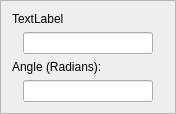
Before: the Qt Designer form code/display/Slicer/SliceSegment.ui in radio-astro/casa, drawn with Qt 5.
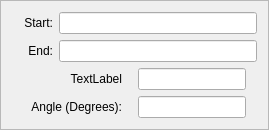
After: the same form once the commit is applied.

Commit message: New Development: No             JIRA Issue: CAS-4884         Ready for Test: Yes      Interface Changes: Yes What Interface Changed: Interface changes to support slice functionality.          Test Programs: List test programs   Put in Release Notes: No              Module(s): Module Names change impacts.            Description: Changes to 1D Slice Functionality suggested by Juergan

```diff
--- a/code/display/Slicer/SliceSegment.ui
+++ b/code/display/Slicer/SliceSegment.ui
@@ -6,8 +6,8 @@
    <rect>
     <x>0</x>
     <y>0</y>
-    <width>176</width>
-    <height>114</height>
+    <width>269</width>
+    <height>129</height>
    </rect>
   </property>
   <property name="minimumSize">
@@ -18,7 +18,7 @@
   </property>
   <property name="maximumSize">
    <size>
-    <width>160</width>
+    <width>300</width>
     <height>16777215</height>
    </size>
   </property>
@@ -36,94 +36,125 @@
   </property>
   <layout class="QVBoxLayout" name="verticalLayout">
    <item>
-    <widget class="QLabel" name="distanceLabel">
-     <property name="text">
-      <string>TextLabel</string>
-     </property>
-    </widget>
-   </item>
-   <item>
-    <layout class="QHBoxLayout" name="horizontalLayout">
-     <item>
-      <spacer name="horizontalSpacer">
-       <property name="orientation">
-        <enum>Qt::Horizontal</enum>
-       </property>
-       <property name="sizeHint" stdset="0">
+    <layout class="QGridLayout" name="gridLayout">
+     <item row="0" column="0">
+      <widget class="QLabel" name="startLabel">
+       <property name="minimumSize">
         <size>
-         <width>13</width>
-         <height>20</height>
+         <width>0</width>
+         <height>0</height>
         </size>
        </property>
-      </spacer>
+       <property name="text">
+        <string>Start:</string>
+       </property>
+       <property name="alignment">
+        <set>Qt::AlignRight|Qt::AlignTrailing|Qt::AlignVCenter</set>
+       </property>
+      </widget>
      </item>
-     <item>
-      <widget class="QLineEdit" name="distanceLineEdit">
+     <item row="0" column="1">
+      <widget class="QLineEdit" name="startLineEdit">
        <property name="sizePolicy">
-        <sizepolicy hsizetype="Fixed" vsizetype="Fixed">
+        <sizepolicy hsizetype="Expanding" vsizetype="Fixed">
          <horstretch>0</horstretch>
          <verstretch>0</verstretch>
         </sizepolicy>
        </property>
+       <property name="toolTip">
+        <string>Starting position of line segment.</string>
+       </property>
+      </widget>
+     </item>
+     <item row="1" column="0">
+      <widget class="QLabel" name="endLabel">
        <property name="minimumSize">
         <size>
-         <width>130</width>
+         <width>41</width>
          <height>0</height>
         </size>
        </property>
-       <property name="readOnly">
-        <bool>true</bool>
+       <property name="text">
+        <string>End:</string>
+       </property>
+       <property name="alignment">
+        <set>Qt::AlignRight|Qt::AlignTrailing|Qt::AlignVCenter</set>
        </property>
       </widget>
      </item>
-     <item>
-      <spacer name="horizontalSpacer_2">
-       <property name="orientation">
-        <enum>Qt::Horizontal</enum>
+     <item row="1" column="1">
+      <widget class="QLineEdit" name="endLineEdit">
+       <property name="sizePolicy">
+        <sizepolicy hsizetype="Expanding" vsizetype="Fixed">
+         <horstretch>130</horstretch>
+         <verstretch>0</verstretch>
+        </sizepolicy>
        </property>
-       <property name="sizeHint" stdset="0">
-        <size>
-         <width>13</width>
-         <height>20</height>
-        </size>
+       <property name="toolTip">
+        <string>Ending position of line segment.</string>
        </property>
-      </spacer>
+      </widget>
      </item>
     </layout>
    </item>
    <item>
-    <widget class="QLabel" name="angleLabel">
-     <property name="text">
-      <string>&lt;font color='black'&gt;Angle (Radians):&lt;/font&gt;</string>
-     </property>
-    </widget>
-   </item>
-   <item>
-    <layout class="QHBoxLayout" name="horizontalLayout_2">
-     <item>
-      <spacer name="horizontalSpacer_3">
-       <property name="orientation">
-        <enum>Qt::Horizontal</enum>
+    <layout class="QGridLayout" name="gridLayout_2">
+     <item row="0" column="0">
+      <widget class="QLabel" name="distanceLabel">
+       <property name="text">
+        <string>TextLabel</string>
        </property>
-       <property name="sizeHint" stdset="0">
+       <property name="alignment">
+        <set>Qt::AlignRight|Qt::AlignTrailing|Qt::AlignVCenter</set>
+       </property>
+      </widget>
+     </item>
+     <item row="0" column="1">
+      <widget class="QLineEdit" name="distanceLineEdit">
+       <property name="sizePolicy">
+        <sizepolicy hsizetype="Fixed" vsizetype="Fixed">
+         <horstretch>0</horstretch>
+         <verstretch>0</verstretch>
+        </sizepolicy>
+       </property>
+       <property name="minimumSize">
         <size>
-         <width>13</width>
-         <height>20</height>
+         <width>50</width>
+         <height>0</height>
         </size>
        </property>
-      </spacer>
+       <property name="readOnly">
+        <bool>true</bool>
+       </property>
+      </widget>
      </item>
-     <item>
+     <item row="1" column="0">
+      <widget class="QLabel" name="angleLabel">
+       <property name="maximumSize">
+        <size>
+         <width>100</width>
+         <height>16777215</height>
+        </size>
+       </property>
+       <property name="text">
+        <string>&lt;font color='black'&gt;Angle (Degrees):&lt;/font&gt;</string>
+       </property>
+       <property name="alignment">
+        <set>Qt::AlignRight|Qt::AlignTrailing|Qt::AlignVCenter</set>
+       </property>
+      </widget>
+     </item>
+     <item row="1" column="1">
       <widget class="QLineEdit" name="angleLineEdit">
        <property name="sizePolicy">
         <sizepolicy hsizetype="Fixed" vsizetype="Fixed">
-         <horstretch>0</horstretch>
+         <horstretch>130</horstretch>
          <verstretch>0</verstretch>
         </sizepolicy>
        </property>
        <property name="minimumSize">
         <size>
-         <width>130</width>
+         <width>50</width>
          <height>0</height>
         </size>
        </property>
@@ -135,19 +166,6 @@
        </property>
       </widget>
      </item>
-     <item>
-      <spacer name="horizontalSpacer_4">
-       <property name="orientation">
-        <enum>Qt::Horizontal</enum>
-       </property>
-       <property name="sizeHint" stdset="0">
-        <size>
-         <width>13</width>
-         <height>20</height>
-        </size>
-       </property>
-      </spacer>
-     </item>
     </layout>
    </item>
   </layout>
```
The commit also changes 29 other files.
